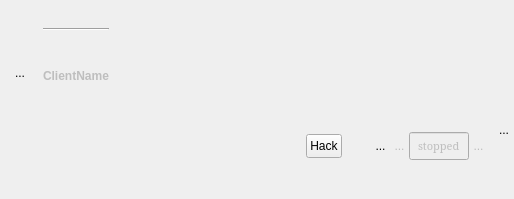
The window that resources/ui/client_slot.ui (Houston4444/RaySession) describes before a commit, drawn with Qt 5.
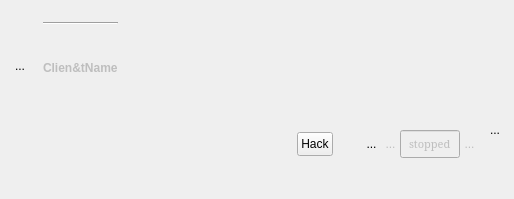
The same window after the commit. Icons and pictures are not drawn. Custom widgets are drawn as their Qt base class.

Commit message: start to see clients in session preview

Diff of the .ui file:
```diff
--- a/resources/ui/client_slot.ui
+++ b/resources/ui/client_slot.ui
@@ -165,7 +165,7 @@
             <string notr="true">font-weight : bold</string>
            </property>
            <property name="text">
-            <string>ClientName</string>
+            <string>Clien&amp;tName</string>
            </property>
           </widget>
          </item>
@@ -203,6 +203,7 @@
       </layout>
      </item>
      <item>
+      <widget class="QFrame" name="frame">
       <layout class="QHBoxLayout" name="layout_top">
        <property name="spacing">
         <number>0</number>
@@ -528,6 +529,7 @@
         </layout>
        </item>
       </layout>
+      </widget>
      </item>
     </layout>
    </item>
```
Lines whose indentation alone changed are shown as unchanged. The commit also changes 7 other files.
